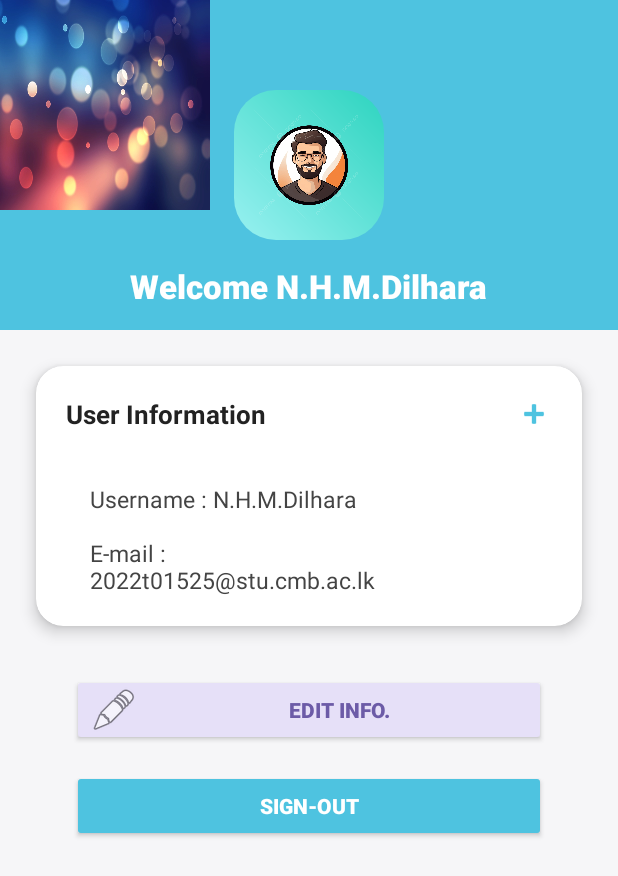
After one commit to MalithDN/campus-android-app, an Android app: the ProfileActivity screen opened directly, with no data from a screen before it, on a phone screen of 412 x 824 dp. The commit adds this screen. Shown: the top 876 px of the screen. Run offline under Robolectric (Android 15) with nearby library versions, the phone set to English and light mode, and no system bars.

Commit message:
Add profile interface and navigation

```diff
--- a/app/src/main/AndroidManifest.xml
+++ b/app/src/main/AndroidManifest.xml
@@ -37,6 +37,10 @@
         <activity
             android:name=".CreatorActivity"
             android:exported="false" />
+
+        <activity
+            android:name=".ProfileActivity"
+            android:exported="false" />
     </application>
 
 </manifest>
--- a/app/src/main/java/com/example/myapplication/DashboardActivity.java
+++ b/app/src/main/java/com/example/myapplication/DashboardActivity.java
@@ -20,5 +20,14 @@ public class DashboardActivity extends AppCompatActivity {
                 startActivity(intent);
             }
         });
+
+        ImageView profileIcon = findViewById(R.id.profileIcon);
+        profileIcon.setOnClickListener(new View.OnClickListener() {
+            @Override
+            public void onClick(View v) {
+                Intent intent = new Intent(DashboardActivity.this, ProfileActivity.class);
+                startActivity(intent);
+            }
+        });
     }
 }
--- /dev/null
+++ b/app/src/main/java/com/example/myapplication/ProfileActivity.java
@@ -0,0 +1,15 @@
+package com.example.myapplication;
+
+import android.app.Activity;
+import android.os.Bundle;
+import android.view.View;
+import android.widget.Button;
+
+public class ProfileActivity extends Activity {
+    @Override
+    protected void onCreate(Bundle savedInstanceState) {
+        super.onCreate(savedInstanceState);
+        setContentView(R.layout.activity_profile);
+        // You can add button listeners here if needed
+    }
+}
--- a/app/src/main/res/layout/activity_dashboard.xml
+++ b/app/src/main/res/layout/activity_dashboard.xml
@@ -44,6 +44,7 @@
             android:background="@drawable/rounded_button"
             android:layout_gravity="center">
             <ImageView
+                android:id="@+id/profileIcon"
                 android:layout_width="24dp"
                 android:layout_height="24dp"
                 android:layout_gravity="center"
--- /dev/null
+++ b/app/src/main/res/layout/activity_profile.xml
@@ -0,0 +1,121 @@
+<?xml version="1.0" encoding="utf-8"?>
+<LinearLayout xmlns:android="http://schemas.android.com/apk/res/android"
+    xmlns:app="http://schemas.android.com/apk/res-auto"
+    android:layout_width="match_parent"
+    android:layout_height="match_parent"
+    android:orientation="vertical"
+    android:background="#F6F6F8">
+
+    <!-- Top Section -->
+    <RelativeLayout
+        android:layout_width="match_parent"
+        android:layout_height="220dp"
+        android:background="#4EC3E0">
+
+        <!-- Decorative Circles (optional, for style) -->
+        <View
+            android:layout_width="180dp"
+            android:layout_height="180dp"
+            android:layout_alignParentStart="true"
+            android:layout_marginTop="-40dp"
+            android:layout_marginStart="-40dp"
+            android:background="@drawable/circle_bg" />
+
+        <ImageView
+            android:id="@+id/avatarImage"
+            android:layout_width="100dp"
+            android:layout_height="100dp"
+            android:src="@drawable/avatar_placeholder"
+            android:layout_centerHorizontal="true"
+            android:layout_marginTop="60dp"
+            android:background="@drawable/rounded_button"
+            android:scaleType="centerCrop" />
+
+        <TextView
+            android:layout_width="wrap_content"
+            android:layout_height="wrap_content"
+            android:text="Welcome N.H.M.Dilhara"
+            android:textColor="#fff"
+            android:textStyle="bold"
+            android:textSize="22sp"
+            android:fontFamily="sans-serif-medium"
+            android:layout_below="@id/avatarImage"
+            android:layout_centerHorizontal="true"
+            android:layout_marginTop="16dp" />
+    </RelativeLayout>
+
+    <!-- User Info Card -->
+    <androidx.cardview.widget.CardView
+        android:layout_width="match_parent"
+        android:layout_height="wrap_content"
+        android:layout_margin="24dp"
+        app:cardCornerRadius="18dp"
+        app:cardElevation="6dp">
+
+        <RelativeLayout
+            android:layout_width="match_parent"
+            android:layout_height="wrap_content"
+            android:padding="20dp">
+
+            <TextView
+                android:layout_width="wrap_content"
+                android:layout_height="wrap_content"
+                android:text="User Information"
+                android:textStyle="bold"
+                android:textSize="17sp"
+                android:textColor="#222"
+                android:layout_alignParentStart="true"
+                android:layout_alignParentTop="true" />
+
+            <ImageView
+                android:id="@+id/editButton"
+                android:layout_width="24dp"
+                android:layout_height="24dp"
+                android:src="@android:drawable/ic_input_add"
+                android:tint="#4EC3E0"
+                android:layout_alignParentEnd="true"
+                android:layout_alignParentTop="true" />
+
+            <TextView
+                android:layout_width="wrap_content"
+                android:layout_height="wrap_content"
+                android:text="\n    Username : N.H.M.Dilhara\n\n    E-mail :\n    2022t01525@stu.cmb.ac.lk"
+                android:textSize="15sp"
+                android:textColor="#444"
+                android:layout_below="@id/editButton"
+                android:layout_alignParentStart="true"
+                android:layout_marginTop="16dp" />
+        </RelativeLayout>
+    </androidx.cardview.widget.CardView>
+
+    <!-- Edit Info Button -->
+    <Button
+        android:id="@+id/editInfoButton"
+        android:layout_width="match_parent"
+        android:layout_height="48dp"
+        android:layout_marginLeft="48dp"
+        android:layout_marginRight="48dp"
+        android:layout_marginTop="8dp"
+        android:backgroundTint="#E6E0F8"
+        android:text="Edit info."
+        android:textColor="#6C5BA7"
+        android:textStyle="bold"
+        android:fontFamily="sans-serif-medium"
+        android:drawableLeft="@android:drawable/ic_menu_edit"
+        android:drawablePadding="8dp" />
+
+    <!-- Sign-Out Button -->
+    <Button
+        android:id="@+id/signOutButton"
+        android:layout_width="match_parent"
+        android:layout_height="48dp"
+        android:layout_marginLeft="48dp"
+        android:layout_marginRight="48dp"
+        android:layout_marginTop="16dp"
+        android:backgroundTint="#4EC3E0"
+        android:text="Sign-Out"
+        android:textColor="#fff"
+        android:textStyle="bold"
+        android:fontFamily="sans-serif-medium" />
+
+</LinearLayout>
```
Also changed, not shown: app/src/main/res/drawable/circle_bg.jpeg (added).
